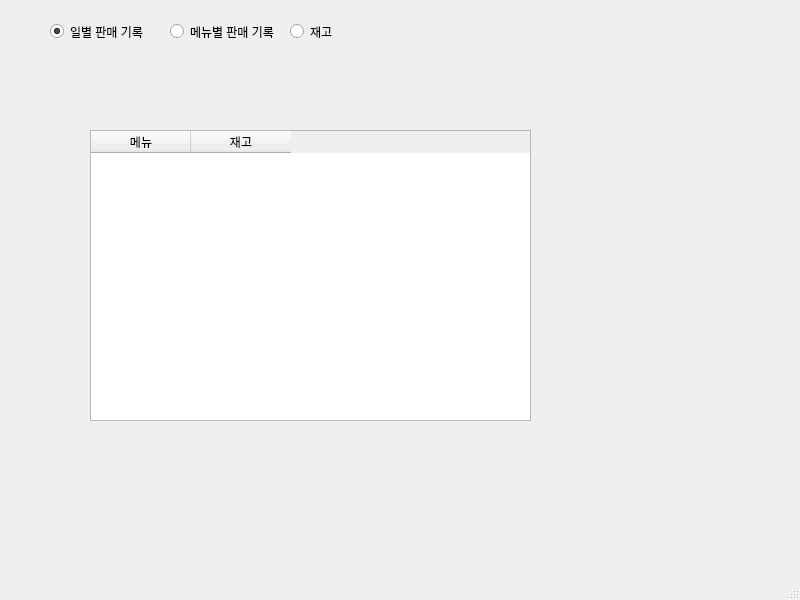
Above: store/ui/store.ui from cccsssshh/Aris_Team5 before the change. Below: the same form after it.
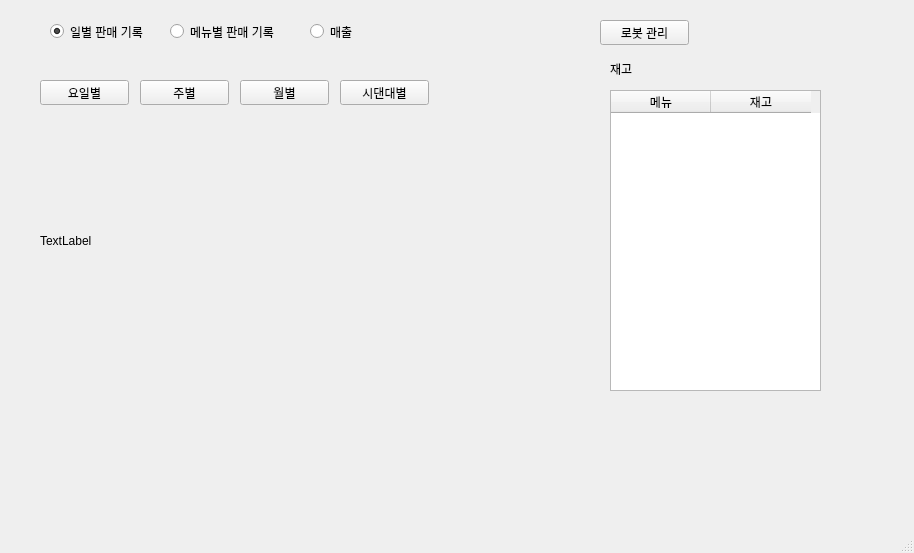
That is the form after the change.

```diff
--- a/store/ui/store.ui
+++ b/store/ui/store.ui
@@ -6,8 +6,8 @@
    <rect>
     <x>0</x>
     <y>0</y>
-    <width>800</width>
-    <height>600</height>
+    <width>914</width>
+    <height>553</height>
    </rect>
   </property>
   <property name="windowTitle">
@@ -35,7 +35,7 @@
      <rect>
       <x>170</x>
       <y>20</y>
-      <width>112</width>
+      <width>131</width>
       <height>23</height>
      </rect>
     </property>
@@ -43,26 +43,13 @@
      <string>메뉴별 판매 기록</string>
     </property>
    </widget>
-   <widget class="QRadioButton" name="stockRBtn">
-    <property name="geometry">
-     <rect>
-      <x>290</x>
-      <y>20</y>
-      <width>112</width>
-      <height>23</height>
-     </rect>
-    </property>
-    <property name="text">
-     <string>재고</string>
-    </property>
-   </widget>
    <widget class="QStackedWidget" name="stackedWidget">
     <property name="geometry">
      <rect>
-      <x>30</x>
-      <y>100</y>
-      <width>561</width>
-      <height>381</height>
+      <x>20</x>
+      <y>70</y>
+      <width>521</width>
+      <height>321</height>
      </rect>
     </property>
     <property name="currentIndex">
@@ -176,28 +163,145 @@
      </widget>
     </widget>
     <widget class="QWidget" name="page_3">
-     <widget class="QTableWidget" name="stockTable">
+     <widget class="QLabel" name="graphPixmap">
       <property name="geometry">
        <rect>
         <x>60</x>
-        <y>30</y>
-        <width>441</width>
-        <height>291</height>
+        <y>50</y>
+        <width>361</width>
+        <height>251</height>
        </rect>
       </property>
-      <column>
-       <property name="text">
-        <string>메뉴</string>
-       </property>
-      </column>
-      <column>
-       <property name="text">
-        <string>재고</string>
-       </property>
-      </column>
+      <property name="text">
+       <string/>
+      </property>
+     </widget>
+     <widget class="QPushButton" name="pushButton_5">
+      <property name="geometry">
+       <rect>
+        <x>20</x>
+        <y>10</y>
+        <width>89</width>
+        <height>25</height>
+       </rect>
+      </property>
+      <property name="text">
+       <string>요일별</string>
+      </property>
+     </widget>
+     <widget class="QPushButton" name="pushButton_6">
+      <property name="geometry">
+       <rect>
+        <x>220</x>
+        <y>10</y>
+        <width>89</width>
+        <height>25</height>
+       </rect>
+      </property>
+      <property name="text">
+       <string>월별</string>
+      </property>
+     </widget>
+     <widget class="QPushButton" name="pushButton_7">
+      <property name="geometry">
+       <rect>
+        <x>120</x>
+        <y>10</y>
+        <width>89</width>
+        <height>25</height>
+       </rect>
+      </property>
+      <property name="text">
+       <string>주별</string>
+      </property>
+     </widget>
+     <widget class="QPushButton" name="pushButton_8">
+      <property name="geometry">
+       <rect>
+        <x>320</x>
+        <y>10</y>
+        <width>89</width>
+        <height>25</height>
+       </rect>
+      </property>
+      <property name="text">
+       <string>시댄대별</string>
+      </property>
+     </widget>
+     <widget class="QLabel" name="calendarWidget">
+      <property name="geometry">
+       <rect>
+        <x>20</x>
+        <y>40</y>
+        <width>471</width>
+        <height>261</height>
+       </rect>
+      </property>
+      <property name="text">
+       <string>TextLabel</string>
+      </property>
      </widget>
     </widget>
    </widget>
+   <widget class="QPushButton" name="robotManageBtn">
+    <property name="geometry">
+     <rect>
+      <x>600</x>
+      <y>20</y>
+      <width>89</width>
+      <height>25</height>
+     </rect>
+    </property>
+    <property name="text">
+     <string>로봇 관리</string>
+    </property>
+   </widget>
+   <widget class="QLabel" name="label">
+    <property name="geometry">
+     <rect>
+      <x>610</x>
+      <y>60</y>
+      <width>67</width>
+      <height>17</height>
+     </rect>
+    </property>
+    <property name="text">
+     <string>재고</string>
+    </property>
+   </widget>
+   <widget class="QTableWidget" name="stockTable">
+    <property name="geometry">
+     <rect>
+      <x>610</x>
+      <y>90</y>
+      <width>211</width>
+      <height>301</height>
+     </rect>
+    </property>
+    <column>
+     <property name="text">
+      <string>메뉴</string>
+     </property>
+    </column>
+    <column>
+     <property name="text">
+      <string>재고</string>
+     </property>
+    </column>
+   </widget>
+   <widget class="QRadioButton" name="salesGraphRBtn">
+    <property name="geometry">
+     <rect>
+      <x>310</x>
+      <y>20</y>
+      <width>112</width>
+      <height>23</height>
+     </rect>
+    </property>
+    <property name="text">
+     <string>매출</string>
+    </property>
+   </widget>
   </widget>
   <widget class="QMenuBar" name="menubar">
    <property name="geometry">
```
Left out of the diff: 30 changed lines with no effect on the pictures.
